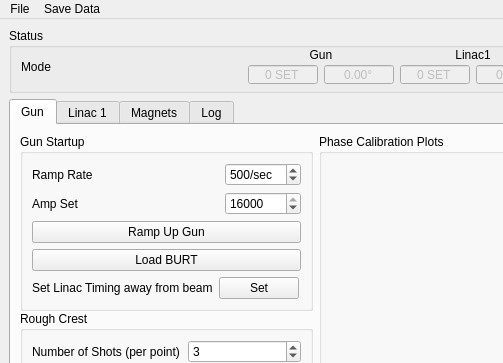
Above: Apps/AutoPhaseCalibv2/view.ui from VELA-CLARA-software/Software before the change; both pictures show x 0 to 503 and y 0 to 363 of the 1139 by 1040 pixel window. Below: the same form after it.
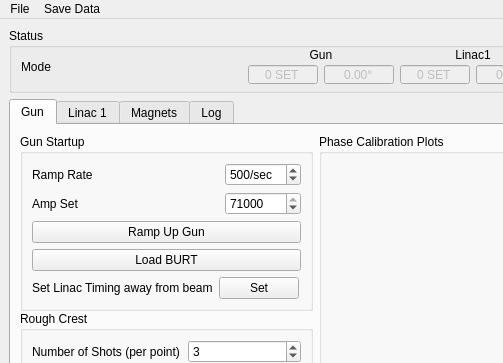
That is the form after the change. The open tabs and pages were chosen to show the change. Icons and pictures are not drawn.

```diff
--- a/Apps/AutoPhaseCalibv2/view.ui
+++ b/Apps/AutoPhaseCalibv2/view.ui
@@ -588,13 +588,13 @@
                  <string>Ramp amplitude</string>
                 </property>
                 <property name="maximum">
-                 <number>16000</number>
+                 <number>71000</number>
                 </property>
                 <property name="singleStep">
                  <number>100</number>
                 </property>
                 <property name="value">
-                 <number>16000</number>
+                 <number>71000</number>
                 </property>
                </widget>
               </item>
```
Left out of the diff: 39 changed lines with no effect on the pictures.
